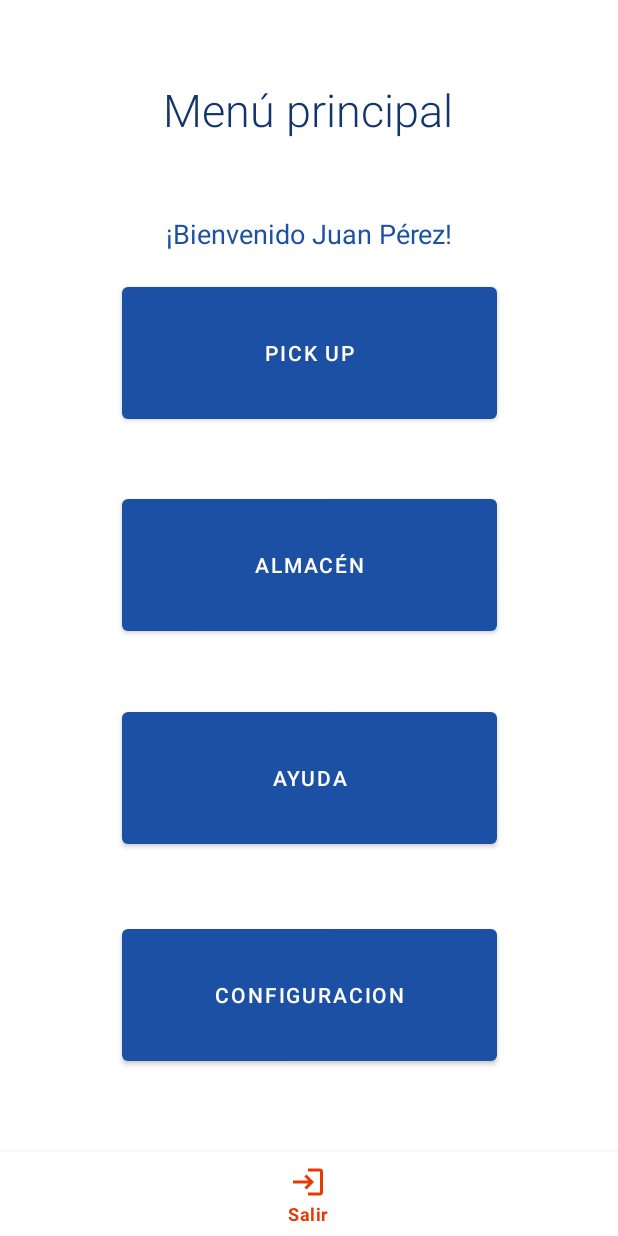
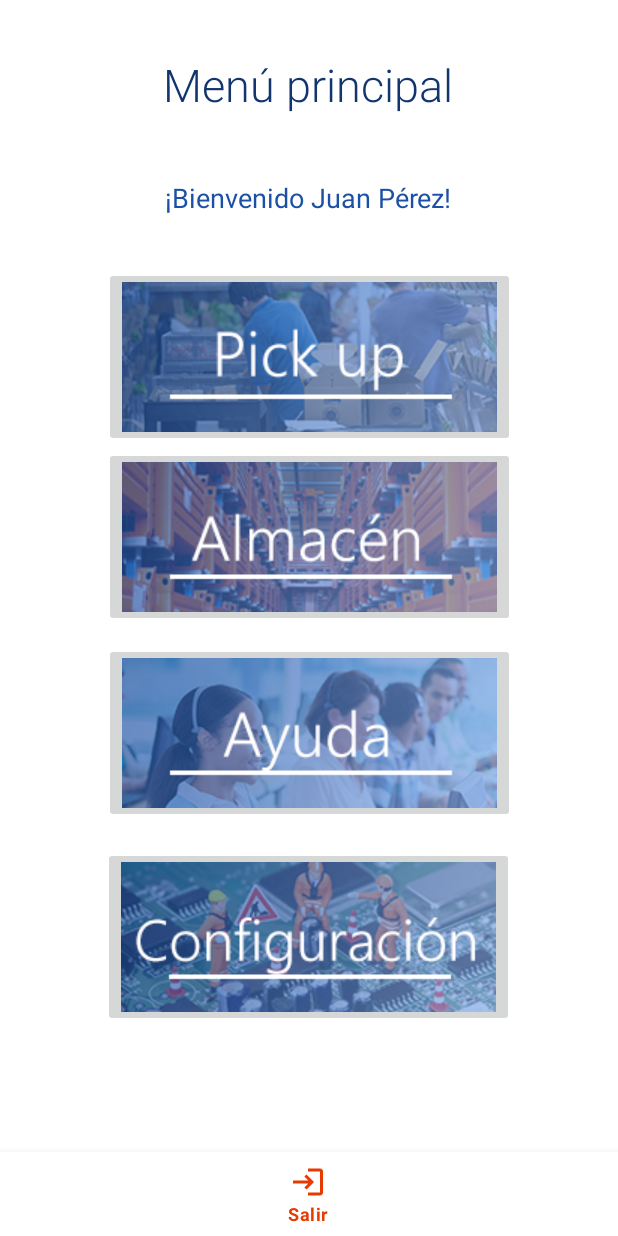
Before and after one commit to edoomm/sistema-picking-app, an Android app: the MenuFragment screen opened directly, with no data from a screen before it, on a phone screen of 412 x 824 dp. Run offline under Robolectric (Android 15) with nearby library versions, the phone set to English and light mode, and no system bars.

Commit message:
disenio menu principal terminado

```diff
--- a/app/src/main/java/com/example/pickingapp/MenuFragment.java
+++ b/app/src/main/java/com/example/pickingapp/MenuFragment.java
@@ -6,6 +6,7 @@ import android.view.LayoutInflater;
 import android.view.View;
 import android.view.ViewGroup;
 import android.widget.Button;
+import android.widget.ImageButton;
 import android.widget.Toast;
 
 import androidx.annotation.NonNull;
@@ -17,7 +18,7 @@ public class MenuFragment extends Fragment {
     @Override
     public View onCreateView(@NonNull LayoutInflater inflater, @Nullable ViewGroup container, @Nullable Bundle savedInstanceState) {
         View view = inflater.inflate(R.layout.fragment_menu, container, false);
-        Button button = (Button) view.findViewById(R.id.buttonu);
+        ImageButton button = (ImageButton) view.findViewById(R.id.btnPickUp);
         button.setOnClickListener(new View.OnClickListener() {
             @Override
             public void onClick(View v) {
--- a/app/src/main/res/layout/fragment_menu.xml
+++ b/app/src/main/res/layout/fragment_menu.xml
@@ -5,7 +5,7 @@
     android:layout_width="match_parent" android:layout_height="match_parent">
 
     <TextView
-        android:id="@+id/textView4"
+        android:id="@+id/lblBienvenido"
         android:layout_width="wrap_content"
         android:layout_height="wrap_content"
         android:layout_marginBottom="588dp"
@@ -14,57 +14,13 @@
         android:textSize="18sp"
         app:layout_constraintBottom_toBottomOf="parent"
         app:layout_constraintEnd_toEndOf="parent"
+        app:layout_constraintHorizontal_bias="0.497"
         app:layout_constraintStart_toStartOf="parent"
-        app:layout_constraintTop_toBottomOf="@+id/textView2"
-        app:layout_constraintVertical_bias="0.421" />
-
-    <Button
-        android:id="@+id/buttonu4"
-        android:layout_width="250dp"
-        android:layout_height="100dp"
-        android:text="Ayuda"
-        app:layout_constraintBottom_toBottomOf="parent"
-        app:layout_constraintEnd_toEndOf="parent"
-        app:layout_constraintStart_toStartOf="parent"
-        app:layout_constraintTop_toBottomOf="@+id/buttonu2"
-        app:layout_constraintVertical_bias="0.141" />
-
-    <Button
-        android:id="@+id/buttonu3"
-        android:layout_width="250dp"
-        android:layout_height="100dp"
-        android:text="Configuracion"
-        app:layout_constraintBottom_toBottomOf="parent"
-        app:layout_constraintEnd_toEndOf="parent"
-        app:layout_constraintStart_toStartOf="parent"
-        app:layout_constraintTop_toBottomOf="@+id/buttonu4"
-        app:layout_constraintVertical_bias="0.288" />
-
-    <Button
-        android:id="@+id/buttonu2"
-        android:layout_width="250dp"
-        android:layout_height="100dp"
-        android:text="Almacén"
-        app:layout_constraintBottom_toBottomOf="parent"
-        app:layout_constraintEnd_toEndOf="parent"
-        app:layout_constraintStart_toStartOf="parent"
-        app:layout_constraintTop_toBottomOf="@+id/buttonu"
-        app:layout_constraintVertical_bias="0.094" />
-
-    <Button
-        android:id="@+id/buttonu"
-        android:layout_width="250dp"
-        android:layout_height="100dp"
-        android:text="Pick Up"
-        app:layout_constraintBottom_toBottomOf="parent"
-        app:layout_constraintEnd_toEndOf="parent"
-        app:layout_constraintHorizontal_bias="0.503"
-        app:layout_constraintStart_toStartOf="parent"
-        app:layout_constraintTop_toTopOf="parent"
-        app:layout_constraintVertical_bias="0.256" />
+        app:layout_constraintTop_toBottomOf="@+id/lblMenu"
+        app:layout_constraintVertical_bias="0.319" />
 
     <TextView
-        android:id="@+id/textView2"
+        android:id="@+id/lblMenu"
         android:layout_width="wrap_content"
         android:layout_height="wrap_content"
         android:fontFamily="sans-serif-light"
@@ -73,8 +29,57 @@
         android:textSize="30sp"
         app:layout_constraintBottom_toBottomOf="parent"
         app:layout_constraintEnd_toEndOf="parent"
-        app:layout_constraintHorizontal_bias="0.498"
+        app:layout_constraintHorizontal_bias="0.497"
         app:layout_constraintStart_toStartOf="parent"
         app:layout_constraintTop_toTopOf="parent"
-        app:layout_constraintVertical_bias="0.067" />
+        app:layout_constraintVertical_bias="0.046" />
+
+    <ImageButton
+        android:id="@+id/btnPickUp"
+        android:layout_width="wrap_content"
+        android:layout_height="wrap_content"
+        app:layout_constraintBottom_toBottomOf="parent"
+        app:layout_constraintEnd_toEndOf="parent"
+        app:layout_constraintHorizontal_bias="0.503"
+        app:layout_constraintStart_toStartOf="parent"
+        app:layout_constraintTop_toTopOf="parent"
+        app:layout_constraintVertical_bias="0.253"
+        app:srcCompat="@drawable/pickup" />
+
+    <ImageButton
+        android:id="@+id/btnAlmacen"
+        android:layout_width="wrap_content"
+        android:layout_height="wrap_content"
+        app:layout_constraintBottom_toBottomOf="parent"
+        app:layout_constraintEnd_toEndOf="parent"
+        app:layout_constraintHorizontal_bias="0.503"
+        app:layout_constraintStart_toStartOf="parent"
+        app:layout_constraintTop_toBottomOf="@+id/btnPickUp"
+        app:layout_constraintVertical_bias="0.0"
+        app:srcCompat="@drawable/almacen" />
+
+    <ImageButton
+        android:id="@+id/btnAyuda"
+        android:layout_width="wrap_content"
+        android:layout_height="wrap_content"
+        app:layout_constraintBottom_toBottomOf="parent"
+        app:layout_constraintEnd_toEndOf="parent"
+        app:layout_constraintHorizontal_bias="0.503"
+        app:layout_constraintStart_toStartOf="parent"
+        app:layout_constraintTop_toBottomOf="@+id/btnAlmacen"
+        app:layout_constraintVertical_bias="0.038"
+        app:srcCompat="@drawable/ayuda" />
+
+    <ImageButton
+        android:id="@+id/btnConfig"
+        android:layout_width="wrap_content"
+        android:layout_height="wrap_content"
+        app:layout_constraintBottom_toBottomOf="parent"
+        app:layout_constraintEnd_toEndOf="parent"
+        app:layout_constraintHorizontal_bias="0.496"
+        app:layout_constraintStart_toStartOf="parent"
+        app:layout_constraintTop_toBottomOf="@+id/btnAyuda"
+        app:layout_constraintVertical_bias="0.102"
+        app:srcCompat="@drawable/configuracion" />
+
 </androidx.constraintlayout.widget.ConstraintLayout>
```
Also changed, not shown: app/src/main/res/drawable-v24/almacen.png (added), app/src/main/res/drawable-v24/ayuda.png (added), app/src/main/res/drawable-v24/configuracion.png (added), app/src/main/res/drawable-v24/pickup.png (added).
